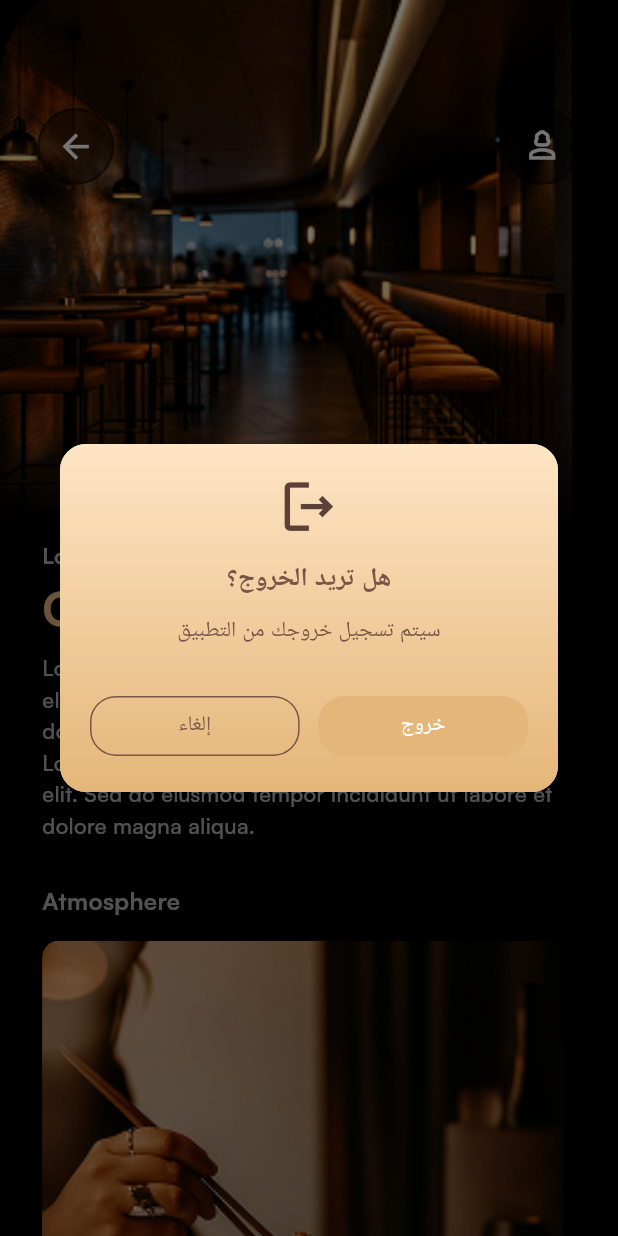
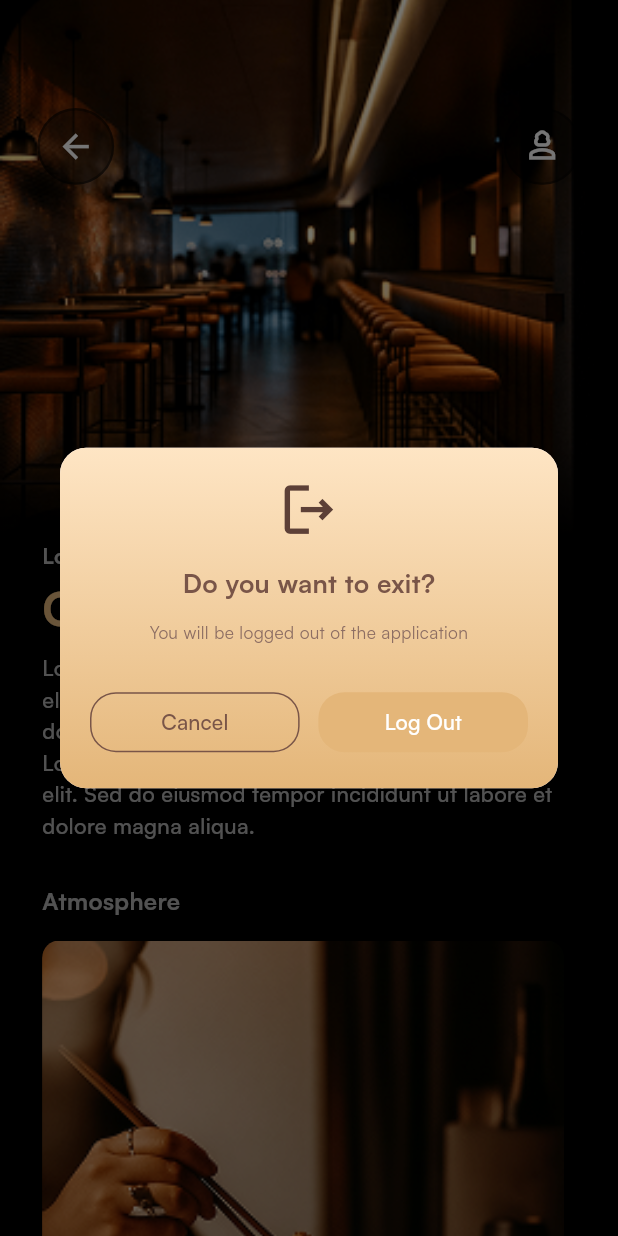
Before and after one commit to m7mdibrahiim/Recast_App, a Flutter app: the screen it shows after launch, after a tap on the "arrow back" icon, on a phone screen of 412 x 824 dp. Run offline on Flutter 3.47's test engine with Material 3 defaults, Android fonts, the phone set to English and light mode, and no system bars; our stand-ins replace flutter_screenutil.

Commit message:
Update exit dialog and add screenshots

```diff
--- a/lib/helper/exit_dialog.dart
+++ b/lib/helper/exit_dialog.dart
@@ -32,7 +32,7 @@ void showExitDialog(BuildContext context) {
               ),
               SizedBox(height: 10.h),
               Text(
-                "هل تريد الخروج؟",
+                " Do you want to exit? ",
                 style: TextStyle(
                   fontSize: 12.sp,
                   fontWeight: FontWeight.bold,
@@ -41,11 +41,11 @@ void showExitDialog(BuildContext context) {
               ),
               SizedBox(height: 8.h),
               Text(
-                "سيتم تسجيل خروجك من التطبيق",
+                "You will be logged out of the application",
                 textAlign: TextAlign.center,
                 style: TextStyle(
-                  color: Colors.brown,
-                  fontSize: 10.sp,
+                  color: Colors.brown.shade400,
+                  fontSize: 8.sp,
                 ),
               ),
               SizedBox(height: 20.h),
@@ -63,7 +63,7 @@ void showExitDialog(BuildContext context) {
                         ),
                       ),
                       child: const Text(
-                        "إلغاء",
+                        "Cancel",
                         style: TextStyle(
                           color: Colors.brown,
                         ),
@@ -84,7 +84,7 @@ void showExitDialog(BuildContext context) {
                         elevation: 0,
                       ),
                       child: const Text(
-                        "خروج",
+                        "Log Out",
                         style: TextStyle(
                           color: Colors.white,
                         ),
```
Also changed, not shown: 5 other files.
